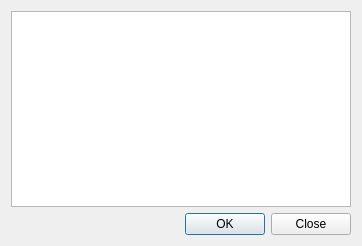
Qt form seismicu/seismicu.ui (edvelezg/repotmp) before a commit.
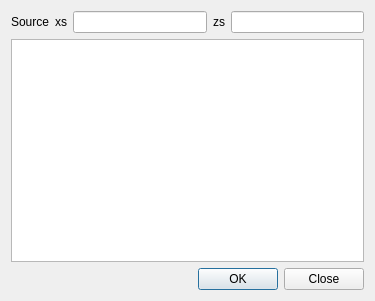
The same form after that commit.

```diff
--- a/seismicu/seismicu.ui
+++ b/seismicu/seismicu.ui
@@ -5,24 +5,59 @@
    <rect>
     <x>0</x>
     <y>0</y>
-    <width>362</width>
-    <height>246</height>
+    <width>375</width>
+    <height>301</height>
    </rect>
   </property>
   <property name="windowTitle" >
    <string>Form</string>
   </property>
   <layout class="QGridLayout" name="gridLayout" >
+   <item row="0" column="0" >
+    <layout class="QHBoxLayout" name="horizontalLayout" >
+     <item>
+      <widget class="QLabel" name="label" >
+       <property name="text" >
+        <string>Source</string>
+       </property>
+      </widget>
+     </item>
+     <item>
+      <widget class="QLabel" name="label_2" >
+       <property name="text" >
+        <string>xs</string>
+       </property>
+      </widget>
+     </item>
+     <item>
+      <widget class="QLineEdit" name="lineEdit" />
+     </item>
+     <item>
+      <widget class="QLabel" name="label_3" >
+       <property name="text" >
+        <string>zs</string>
+       </property>
+      </widget>
+     </item>
+     <item>
+      <widget class="QLineEdit" name="lineEdit_2" />
+     </item>
+    </layout>
+   </item>
    <item row="1" column="0" >
+    <widget class="QTextEdit" name="outputTextEdit" >
+     <property name="enabled" >
+      <bool>true</bool>
+     </property>
+    </widget>
+   </item>
+   <item row="2" column="0" >
     <widget class="QDialogButtonBox" name="buttonBox" >
      <property name="standardButtons" >
       <set>QDialogButtonBox::Close|QDialogButtonBox::Ok</set>
      </property>
     </widget>
    </item>
-   <item row="0" column="0" >
-    <widget class="QTextEdit" name="outputTextEdit" />
-   </item>
   </layout>
  </widget>
  <resources/>
```
Left out of the diff: 2 changed lines with no effect on the pictures.
